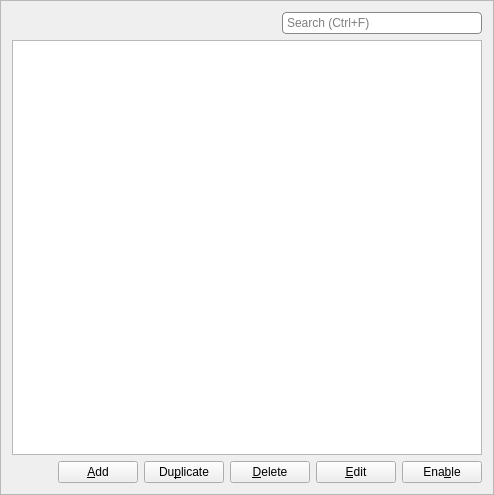
Old version of the form Combo/ComboTableFrame.ui in the repository xmichelo/Beeftext.
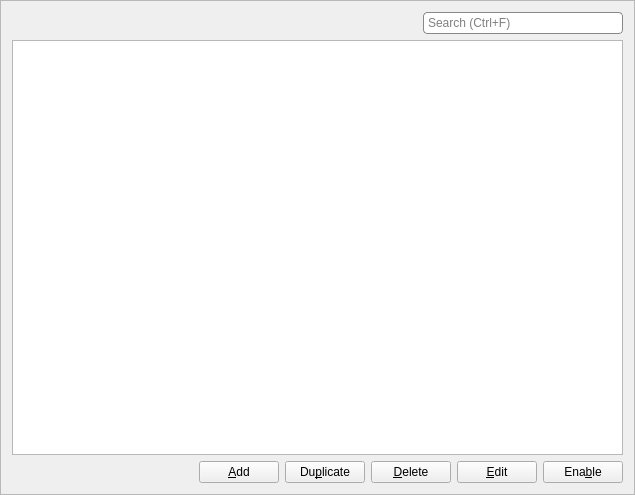
New version of the form.

Commit message: Fixed table appearance when display text is scaled.

Patch:
```diff
--- a/Combo/ComboTableFrame.ui
+++ b/Combo/ComboTableFrame.ui
@@ -6,7 +6,7 @@
    <rect>
     <x>0</x>
     <y>0</y>
-    <width>494</width>
+    <width>635</width>
     <height>495</height>
    </rect>
   </property>
@@ -123,13 +123,13 @@
       <bool>false</bool>
      </property>
      <attribute name="horizontalHeaderDefaultSectionSize">
-      <number>50</number>
+      <number>70</number>
      </attribute>
      <attribute name="horizontalHeaderHighlightSections">
       <bool>true</bool>
      </attribute>
      <attribute name="horizontalHeaderMinimumSectionSize">
-      <number>50</number>
+      <number>70</number>
      </attribute>
      <attribute name="horizontalHeaderShowSortIndicator" stdset="0">
       <bool>true</bool>
```
The commit also changes 1 other file.
